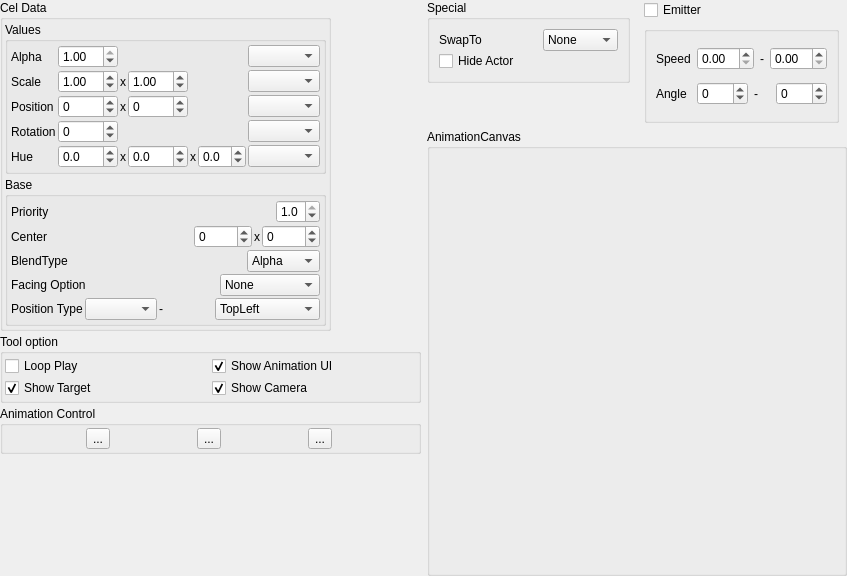
odencat/Splash, file splash/AnimationViewer/AnimationViewer.ui: the form before one commit.
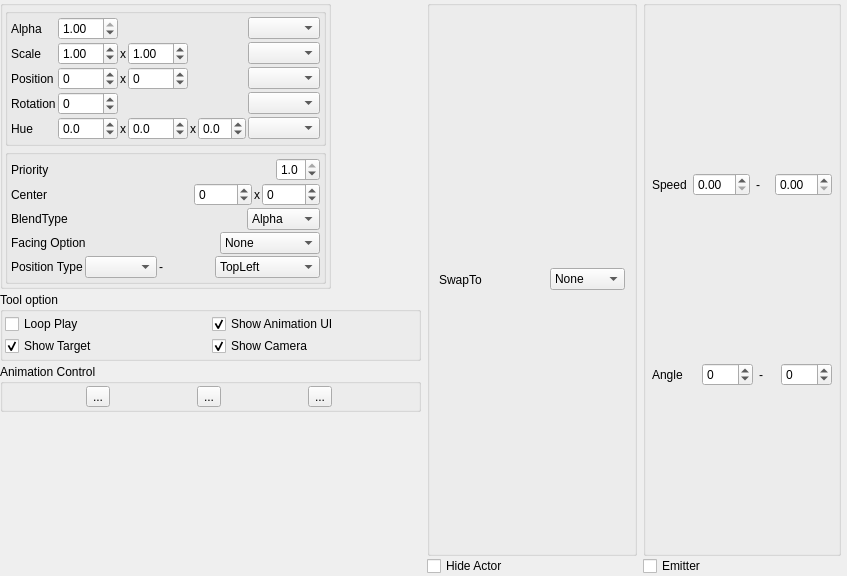
The form after the commit. Icons and pictures are not drawn.

The edit to the form file:
```diff
--- a/splash/AnimationViewer/AnimationViewer.ui
+++ b/splash/AnimationViewer/AnimationViewer.ui
@@ -26,7 +26,16 @@
    <string>Form</string>
   </property>
   <layout class="QHBoxLayout" name="horizontalLayout_4">
-   <property name="margin">
+   <property name="leftMargin">
+    <number>0</number>
+   </property>
+   <property name="topMargin">
+    <number>0</number>
+   </property>
+   <property name="rightMargin">
+    <number>0</number>
+   </property>
+   <property name="bottomMargin">
     <number>0</number>
    </property>
    <item>
@@ -43,13 +52,22 @@
         </sizepolicy>
        </property>
        <property name="title">
-        <string>Cel Data</string>
+        <string/>
        </property>
        <layout class="QVBoxLayout" name="verticalLayout_3">
         <property name="spacing">
          <number>3</number>
         </property>
-        <property name="margin">
+        <property name="leftMargin">
+         <number>2</number>
+        </property>
+        <property name="topMargin">
+         <number>2</number>
+        </property>
+        <property name="rightMargin">
+         <number>2</number>
+        </property>
+        <property name="bottomMargin">
          <number>2</number>
         </property>
         <item>
@@ -61,10 +79,19 @@
            </size>
           </property>
           <property name="title">
-           <string>Values</string>
+           <string/>
           </property>
           <layout class="QGridLayout" name="gridLayout_6">
-           <property name="margin">
+           <property name="leftMargin">
+            <number>3</number>
+           </property>
+           <property name="topMargin">
+            <number>3</number>
+           </property>
+           <property name="rightMargin">
+            <number>3</number>
+           </property>
+           <property name="bottomMargin">
             <number>3</number>
            </property>
            <property name="spacing">
@@ -383,13 +410,22 @@
         <item>
          <widget class="QGroupBox" name="baseAttributes">
           <property name="title">
-           <string>Base</string>
+           <string/>
           </property>
           <layout class="QVBoxLayout" name="verticalLayout_4">
            <property name="spacing">
             <number>2</number>
            </property>
-           <property name="margin">
+           <property name="leftMargin">
+            <number>3</number>
+           </property>
+           <property name="topMargin">
+            <number>3</number>
+           </property>
+           <property name="rightMargin">
+            <number>3</number>
+           </property>
+           <property name="bottomMargin">
             <number>3</number>
            </property>
            <item>
@@ -662,7 +698,16 @@
         <property name="spacing">
          <number>2</number>
         </property>
-        <property name="margin">
+        <property name="leftMargin">
+         <number>2</number>
+        </property>
+        <property name="topMargin">
+         <number>2</number>
+        </property>
+        <property name="rightMargin">
+         <number>2</number>
+        </property>
+        <property name="bottomMargin">
          <number>2</number>
         </property>
         <item>
@@ -722,7 +767,16 @@
         <string>Animation Control</string>
        </property>
        <layout class="QVBoxLayout" name="verticalLayout_6">
-        <property name="margin">
+        <property name="leftMargin">
+         <number>2</number>
+        </property>
+        <property name="topMargin">
+         <number>2</number>
+        </property>
+        <property name="rightMargin">
+         <number>2</number>
+        </property>
+        <property name="bottomMargin">
          <number>2</number>
         </property>
         <item>
@@ -800,20 +854,15 @@
    </item>
    <item>
     <layout class="QVBoxLayout" name="verticalLayout">
+     <property name="spacing">
+      <number>0</number>
+     </property>
      <item>
       <layout class="QHBoxLayout" name="horizontalLayout_13">
        <item>
         <layout class="QVBoxLayout" name="verticalLayout_7">
          <item>
-          <widget class="QGroupBox" name="verticalGroupBox">
-           <property name="title">
-            <string>Special</string>
-           </property>
-           <layout class="QVBoxLayout" name="verticalLayout_5">
-            <property name="spacing">
-             <number>0</number>
-            </property>
-            <item>
+          <widget class="QGroupBox" name="groupBox">
              <layout class="QHBoxLayout" name="horizontalLayout_11">
               <property name="spacing">
                <number>0</number>
@@ -851,6 +900,7 @@
                </widget>
               </item>
              </layout>
+          </widget>
             </item>
             <item>
              <widget class="QCheckBox" name="hideActorCheckbox">
@@ -860,47 +910,33 @@
              </widget>
             </item>
            </layout>
-          </widget>
-         </item>
-         <item>
-          <spacer name="verticalSpacer_2">
-           <property name="orientation">
-            <enum>Qt::Vertical</enum>
-           </property>
-           <property name="sizeType">
-            <enum>QSizePolicy::Preferred</enum>
-           </property>
-           <property name="sizeHint" stdset="0">
-            <size>
-             <width>20</width>
-             <height>40</height>
-            </size>
-           </property>
-          </spacer>
-         </item>
-        </layout>
        </item>
        <item>
         <layout class="QVBoxLayout" name="emitLayout">
          <property name="leftMargin">
-          <number>8</number>
+          <number>6</number>
          </property>
          <property name="rightMargin">
-          <number>8</number>
+          <number>6</number>
          </property>
-         <item>
-          <widget class="QCheckBox" name="emitterCheckBox">
-           <property name="text">
-            <string>Emitter</string>
-           </property>
-          </widget>
-         </item>
          <item>
           <widget class="QGroupBox" name="verticalGroupBox">
            <property name="title">
             <string/>
            </property>
            <layout class="QVBoxLayout" name="verticalLayout_2">
+            <property name="leftMargin">
+             <number>6</number>
+            </property>
+            <property name="topMargin">
+             <number>6</number>
+            </property>
+            <property name="rightMargin">
+             <number>6</number>
+            </property>
+            <property name="bottomMargin">
+             <number>6</number>
+            </property>
             <item>
              <layout class="QHBoxLayout" name="horizontalLayout_9">
               <item>
@@ -978,27 +1014,19 @@
            </layout>
           </widget>
          </item>
-        </layout>
-       </item>
-      </layout>
-     </item>
      <item>
-      <widget class="QGroupBox" name="horizontalGroupBox">
-       <property name="sizePolicy">
-        <sizepolicy hsizetype="Preferred" vsizetype="Expanding">
-         <horstretch>0</horstretch>
-         <verstretch>0</verstretch>
-        </sizepolicy>
-       </property>
-       <property name="title">
-        <string>AnimationCanvas</string>
-       </property>
-       <layout class="QHBoxLayout" name="horizontalLayout_12">
+          <widget class="QCheckBox" name="emitterCheckBox">
+           <property name="text">
+            <string>Emitter</string>
+           </property>
+          </widget>
+         </item>
+        </layout>
+       </item>
+      </layout>
+     </item>
         <item>
          <layout class="QVBoxLayout" name="animationViewerContainer"/>
-        </item>
-       </layout>
-      </widget>
      </item>
     </layout>
    </item>
```
Lines whose indentation alone changed are shown as unchanged.
